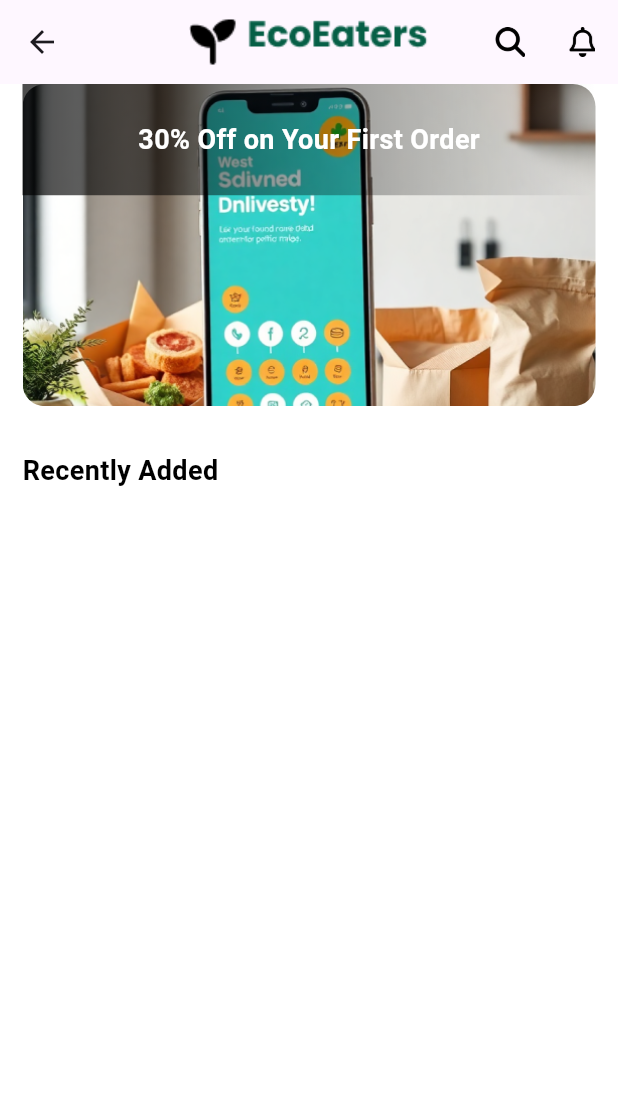
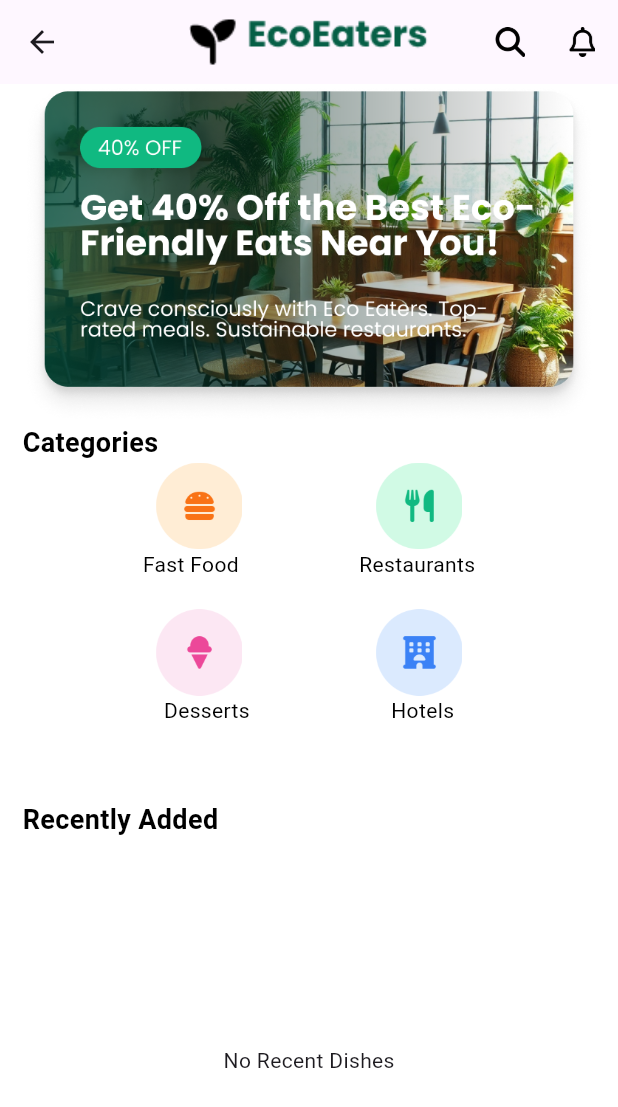
Before and after one commit to Faridaessam1/eco, a Flutter app: the HomeTab screen opened directly, on a phone screen of 412 x 824 dp. Shown: the top 1107 px of the screen. Run offline on Flutter 3.47's test engine with Material 3 defaults, Android fonts, the phone set to English and light mode, and no system bars; our stand-ins replace animated_custom_dropdown, bot_toast, cloud_firestore, firebase_auth, firebase_core, flutter_easyloading and 4 more; accounts and stored records are empty; generated files the repository leaves out were written again.

Commit message:
*finish customer home screen ui

```diff
--- a/lib/Data/dish_data_model.dart
+++ b/lib/Data/dish_data_model.dart
@@ -37,12 +37,12 @@ class DishDataModel{
   factory DishDataModel.fromFireStore(Map<String, dynamic> data) {
     return DishDataModel(
       dishName: data['dishName'] ?? 'Unknown Dish',
-      dishAdditionalInfo: data['dishAdditionalInfo'] ,
-      dishPrice: data['dishPrice'] ,
+      dishAdditionalInfo: data['dishAdditionalInfo'] ?? "No additional info" ,
+      dishPrice: data['dishPrice'] ?? 0,
       dishImage: data['dishImage'] ?? 'assets/images/recentlyAddedImg.png',
-      dishQuantity: data['dishQuantity'] ,
+      dishQuantity: data['dishQuantity'] ?? 1,
       createdAt: data['createdAt'] ?? Timestamp.now(),
-      dishCategory: data['dishCategory'] ,
+      dishCategory: data['dishCategory'] ?? "hotels",
     );
   }
 }
--- a/lib/core/FirebaseServices/firebas_firestore_customer.dart
+++ b/lib/core/FirebaseServices/firebas_firestore_customer.dart
@@ -134,6 +134,7 @@ abstract class FireBaseFirestoreServicesCustomer{
               'createdAt': dishDoc['createdAt'] ?? Timestamp.now(),
               'dishCategory': dishDoc['dishCategory']
             });
+
           }
         }
       }
@@ -144,4 +145,62 @@ abstract class FireBaseFirestoreServicesCustomer{
     return restaurantDishes;
   }
 
+  static Future<List<Map<String, dynamic>>> getRecentlyAddedDishes({int hours = 6}) async {
+    List<Map<String, dynamic>> recentDishes = [];
+    try {
+      // حساب الوقت الحالي ووقت بداية الفلترة
+      Timestamp now = Timestamp.now();
+      DateTime timeThreshold = DateTime.now().subtract(Duration(hours: hours));
+
+      // جلب كل المستخدمين من نوع seller
+      var usersSnapshot = await FirebaseFirestore.instance
+          .collection('users')
+          .where('userType', isEqualTo: 'seller')
+          .get();
+
+      print("Fetched users: ${usersSnapshot.docs.length} users found.");
+
+      for (var userDoc in usersSnapshot.docs) {
+        String restaurantName = userDoc['businessName'] ?? 'Unknown';
+
+        // جلب الأطباق التابعة لكل بائع
+        var dishesSnapshot = await FirebaseFirestore.instance
+            .collection('users')
+            .doc(userDoc.id)
+            .collection('dishes')
+            .get();
+
+        print("Fetched dishes for restaurant $restaurantName: ${dishesSnapshot.docs.length} dishes found.");
+
+        for (var dishDoc in dishesSnapshot.docs) {
+          var data = dishDoc.data();
+          Timestamp createdAt = data['createdAt'] ?? Timestamp.now();
+
+          // فلترة حسب الوقت (الأطباق المضافة حديثًا فقط)
+          if (createdAt.toDate().isAfter(timeThreshold)) {
+            recentDishes.add({
+              'restaurantId': userDoc.id,
+              'restaurantName': restaurantName,
+              'dishName': data['dishName']?? "fire",
+              'dishAdditionalInfo': data['dishAdditionalInfo']??"no info",
+              'dishPrice': data['dishPrice']??6,
+              'dishImage': data['dishImage'] ?? "assets/images/recentlyAddedImg.png",
+              'dishQuantity': data['dishQuantity']??5,
+              'createdAt': createdAt,
+              'dishCategory': data['dishCategory']??"fast food",
+            });
+          }
+        }
+      }
+
+      print("Total recent dishes fetched: ${recentDishes.length}");
+
+    } catch (e) {
+      print("Error fetching recent dishes: $e");
+    }
+
+    return recentDishes;
+  }
+
+
 }
--- a/lib/core/constants/app_assets.dart
+++ b/lib/core/constants/app_assets.dart
@@ -23,7 +23,15 @@ static const String restaurantsIcon = "assets/icons/restaurantsIcon.png";
   static const String profileIcon = "assets/icons/profileIcon.png";
   static const String notificationsIcon = "assets/icons/notificationsIcon.png";
   static const String searchIcon = "assets/icons/searchIcon.png";
-  static const String ad = "assets/images/ad.png";
+  static const String dessertIcon = "assets/icons/dessert icn.png";
+  static const String fastFoodIcon = "assets/icons/fastfood icn.png";
+  static const String hotelsIcon = "assets/icons/hotels icn.png";
+  static const String restaurantIcon = "assets/icons/restaurant icn.png";
+  static const String ad1 = "assets/images/ad1.png";
+  static const String ad2 = "assets/images/ad2.png";
+  static const String ad3 = "assets/images/ad3.png";
+  static const String ad4 = "assets/images/ad4.png";
+  static const String ad5 = "assets/images/ad5.png";
   static const String recentlyAddedImg = "assets/images/recentlyAddedImg.png";
   static const String restaurantsCardImg = "assets/images/restaurantsCardImg.png";
 
--- a/lib/ui/customer/homeTab/home_tab.dart
+++ b/lib/ui/customer/homeTab/home_tab.dart
@@ -1,11 +1,26 @@
 
 import 'package:flutter/material.dart';
 
+import '../../../Data/dish_data_model.dart';
+import '../../../core/FirebaseServices/firebas_firestore_customer.dart';
 import '../../../core/constants/app_assets.dart';
 import '../../../core/constants/app_colors.dart';
 import '../widgets/food_item_card.dart';
+import '../widgets/recently_added_card.dart';
 
-class HomeTab extends StatelessWidget {
+class HomeTab extends StatefulWidget {
+  @override
+  State<HomeTab> createState() => _HomeTabState();
+}
+
+class _HomeTabState extends State<HomeTab> {
+  Future<List<Map<String, dynamic>>>? _recentDishesFuture;
+
+  @override
+  void initState() {
+    super.initState();
+    _recentDishesFuture = FireBaseFirestoreServicesCustomer.getRecentlyAddedDishes(hours: 24); // أو أي رقم حسب ما تحبي
+  }
   @override
   Widget build(BuildContext context) {
     var height = MediaQuery.of(context).size.height;
@@ -37,48 +52,82 @@ class HomeTab extends StatelessWidget {
         child: Column(
           crossAxisAlignment: CrossAxisAlignment.start,
           children: [
-            Stack(
+            Image.asset(AppAssets.ad1),
+            const Text(
+              "Categories",
+              style: TextStyle(
+                color: AppColors.black,
+                fontSize: 18,
+                fontWeight: FontWeight.w600,
+              ),
+            ),
+            Column(
               children: [
-                ClipRRect(
-                  borderRadius: BorderRadius.circular(15),
-                  child: AspectRatio(
-                      aspectRatio: 16 / 9,
-                      child: Image.asset(
-                        AppAssets.ad,
-                        fit: BoxFit.cover,
-                      )),
+                Row(
+                  mainAxisAlignment: MainAxisAlignment.spaceEvenly,
+                  children: [
+                    Image.asset(AppAssets.fastFoodIcon , height: height * 0.07,),
+                    Image.asset(AppAssets.restaurantIcon, height: height * 0.07,),
+
+                  ],
                 ),
-                Container(
-                  height: height * 0.09,
-                  decoration: BoxDecoration(
-                    gradient: LinearGradient(
-                      begin: Alignment.centerLeft,
-                      end: Alignment.centerRight,
-                      colors: [
-                        AppColors.black.withOpacity(0.7),
-                        Colors.transparent,
-                      ],
-                    ),
-                  ),
-                  child: Center(
-                    child: Text(
-                      "30% Off on Your First Order",
+                const Row(
+                  mainAxisAlignment: MainAxisAlignment.spaceEvenly,
+                  children: [
+                    Text("Fast Food",
+                    style: TextStyle(
+                      color: AppColors.black,
+                      fontSize: 14,
+                      fontWeight: FontWeight.w400,
+                    ),),
+                    Text("Restaurants",
                       style: TextStyle(
-                        color: AppColors.white,
-                        fontSize: 18,
-                        fontWeight: FontWeight.bold,
-                      ),
-                    ),
-                  ),
-                )
+                        color: AppColors.black,
+                        fontSize: 14,
+                        fontWeight: FontWeight.w400,
+                      ),),],
+                ),
 
+
+                const SizedBox(
+                  height: 20,
+                ),
+                Row(
+                  mainAxisAlignment: MainAxisAlignment.spaceEvenly,
+                  children: [
+                    Image.asset(AppAssets.dessertIcon, height: height * 0.07,),
+                    Image.asset(AppAssets.hotelsIcon, height: height * 0.07,),
+
+                  ],
+                ),
+                const Row(
+                  mainAxisAlignment: MainAxisAlignment.spaceEvenly,
+                  children: [
+                    Text("Desserts",
+                      style: TextStyle(
+                        color: AppColors.black,
+                        fontSize: 14,
+                        fontWeight: FontWeight.w400,
+                      ),),
+                    Text("Hotels",
+                      style: TextStyle(
+                        color: AppColors.black,
+                        fontSize: 14,
+                        fontWeight: FontWeight.w400,
+                      ),),
+                  ],
+                ),
+
+
+                const SizedBox(
+                  height: 20,
+                ),
               ],
             ),
-
-            SizedBox(
+            const SizedBox(
               height: 30,
             ),
-            Text(
+            const Text(
               "Recently Added",
               style: TextStyle(
                 color: AppColors.black,
@@ -86,18 +135,46 @@ class HomeTab extends StatelessWidget {
                 fontWeight: FontWeight.w600,
               ),
             ),
-            SizedBox(
+            const SizedBox(
               height: 30,
             ),
 
-            // Expanded(
-            //   child: ListView.separated(
-            //     scrollDirection: Axis.horizontal,
-            //     itemBuilder:(context, index) => FoodItemCard(),
-            //     separatorBuilder: (context, index) => SizedBox(width:16 ,),
-            //     itemCount: 6,
-            //   ),
-            // ),
+
+            Expanded(
+              child: FutureBuilder<List<Map<String, dynamic>>>(
+                future: _recentDishesFuture,
+                builder: (context, snapshot) {
+                  if (snapshot.connectionState == ConnectionState.waiting) {
+                    return const Center(child: CircularProgressIndicator());
+                  } else if (snapshot.hasError) {
+                    return const Center(child: Text("An Error Occur"));
+                  } else if (!snapshot.hasData || snapshot.data!.isEmpty) {
+                    return const Center(child: Text("No Recent Dishes"));
+                  }
+                  final dishes = snapshot.data!;
+                  return ListView.separated(
+                    scrollDirection: Axis.horizontal,
+                    itemCount: dishes.length,
+                    separatorBuilder: (context, index) => const SizedBox(width: 16),
+                    itemBuilder: (context, index) {
+                      try {
+                        final dishModel = DishDataModel.fromFireStore(dishes[index]);
+
+                        // Print the fetched data for debugging
+                        print('Fetched dish: ${dishModel.dishName}'); // يمكن طباعة اسم الطبق للتأكد من وصول البيانات
+
+                        return RecentlyAddedCard(dishData: dishModel.toFireStore());
+                      } catch (e) {
+                        print("Error parsing dish at index $index: $e");
+                        return const SizedBox(); // في حال حدوث خطأ، يتم تخطي العنصر
+                      }
+                    },
+                  );
+
+                },
+              ),
+            )
+
           ],
         ),
       ),
--- /dev/null
+++ b/lib/ui/customer/widgets/recently_added_card.dart
@@ -0,0 +1,52 @@
+import 'package:flutter/material.dart';
+class RecentlyAddedCard extends StatelessWidget {
+  final Map<String, dynamic> dishData;
+
+  RecentlyAddedCard({required this.dishData});
+
+  @override
+  Widget build(BuildContext context) {
+    return Card(
+      margin: const EdgeInsets.all(8.0),
+      shape: RoundedRectangleBorder(borderRadius: BorderRadius.circular(10.0)),
+      child: Column(
+        crossAxisAlignment: CrossAxisAlignment.start,
+        children: [
+          Container(
+            width: double.infinity,
+            height: 150,
+            decoration: BoxDecoration(
+              borderRadius: const BorderRadius.vertical(top: Radius.circular(10.0)),
+              image: DecorationImage(
+            image: NetworkImage(dishData['dishImage'] ?? 'assets/images/recentlyAddedImg.png'),  // عرض الصورة من الرابط
+               fit: BoxFit.cover,
+              ),
+            ),
+          ),
+          Padding(
+            padding: const EdgeInsets.all(8.0),
+            child: Column(
+              crossAxisAlignment: CrossAxisAlignment.start,
+              children: [
+                // اسم الطبق
+                Text(
+                  dishData['dishName'],
+                  style: const TextStyle(fontSize: 18, fontWeight: FontWeight.bold),
+                ),
+                // معلومات إضافية عن الطبق
+                const SizedBox(height: 4),
+                Text(dishData['dishAdditionalInfo'] ?? 'No additional info'),
+                const SizedBox(height: 8),
+                // السعر
+                Text(
+                  '\$${dishData['dishPrice']}',
+                  style: const TextStyle(fontSize: 16, color: Colors.green),
+                ),
+              ],
+            ),
+          ),
+        ],
+      ),
+    );
+  }
+}
```
Also changed, not shown: assets/icons/dessert icn.png (added), assets/icons/fastfood icn.png (added), assets/icons/hotels icn.png (added), assets/icons/restaurant icn.png (added), assets/images/ad1.png (added), assets/images/ad2.png (added), assets/images/ad3.png (added), assets/images/ad4.png (added), assets/images/ad5.png (added), pubspec.lock.
